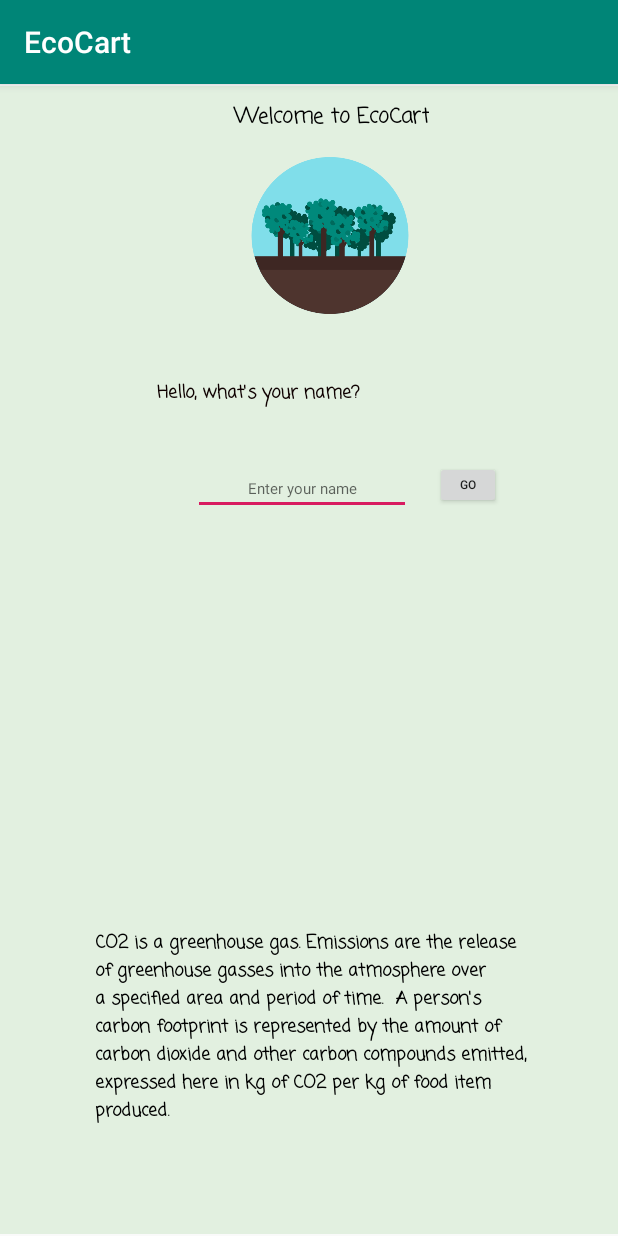
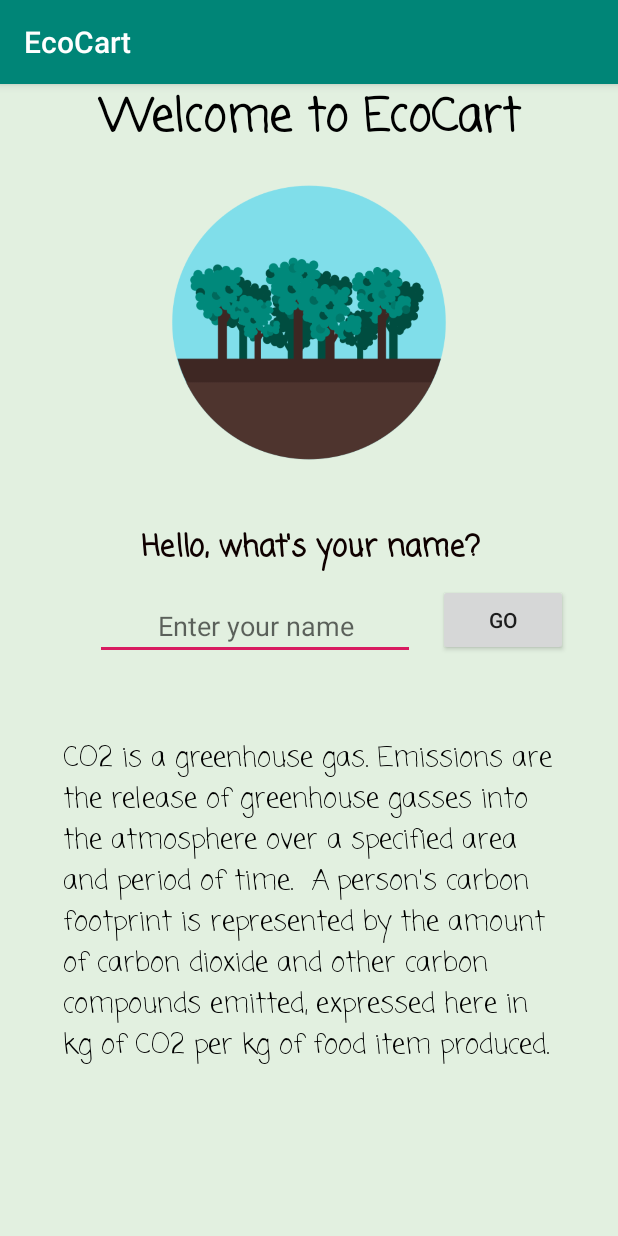
Before and after one commit to MarissaSalcido/EcoCart, an Android app: the screen it shows after launch (StartActivity), on a phone screen of 412 x 824 dp. Run offline under Robolectric (Android 15) with nearby library versions, the phone set to English and light mode, and no system bars.

Commit message:
change start_page.xml

```diff
--- a/app/build.gradle
+++ b/app/build.gradle
@@ -29,7 +29,4 @@ dependencies {
     implementation 'com.google.android.material:material:1.0.0'
     implementation 'androidx.recyclerview:recyclerview:1.0.0'
 
-    implementation 'org.parceler:parceler-api:1.1.12'
-    annotationProcessor 'org.parceler:parceler:1.1.12'
-
 }
--- a/app/src/main/res/layout/start_page.xml
+++ b/app/src/main/res/layout/start_page.xml
@@ -3,48 +3,42 @@
     xmlns:app="http://schemas.android.com/apk/res-auto"
     android:layout_width="match_parent"
     android:layout_height="match_parent"
-    android:layout_marginTop="1sp"
-    android:layout_marginBottom="1sp"
     android:background="#E2F0E0"
     android:orientation="vertical">
 
     <TextView
         android:id="@+id/textView"
-        android:layout_width="wrap_content"
+        android:layout_width="match_parent"
         android:layout_height="wrap_content"
-        android:layout_alignParentEnd="true"
-        android:layout_marginTop="10sp"
-        android:layout_marginEnd="126dp"
         android:fontFamily="casual"
         android:gravity="center"
         android:text="Welcome to EcoCart"
         android:textColor="#000000"
-        android:textSize="14sp"
+        android:textSize="30sp"
         android:textStyle="bold" />
 
     <ImageView
         android:id="@+id/imageView2"
-        android:layout_width="185dp"
-        android:layout_height="119dp"
-        android:layout_alignParentEnd="true"
-        android:layout_marginTop="40sp"
-        android:layout_marginEnd="99dp"
+        android:layout_width="208dp"
+        android:layout_height="210dp"
+        android:layout_below="@+id/textView"
+        android:layout_centerHorizontal="true"
+        android:layout_marginTop="8dp"
         app:srcCompat="@drawable/tree_icon" />
 
     <EditText
         android:id="@+id/nameInput"
-        android:layout_width="145dp"
+        android:layout_width="wrap_content"
         android:layout_height="wrap_content"
         android:layout_below="@+id/textView2"
         android:layout_alignParentEnd="true"
         android:layout_centerInParent="true"
-        android:layout_marginTop="37dp"
-        android:layout_marginEnd="138dp"
+        android:layout_marginTop="14dp"
+        android:layout_marginEnd="135dp"
         android:ems="10"
         android:gravity="center"
         android:hint="Enter your name"
-        android:inputType="textPersonName"
-        android:textSize="10sp" />
+        android:inputType="textPersonName" />
 
     <TextView
         android:id="@+id/textView2"
@@ -53,40 +47,40 @@
         android:layout_below="@+id/imageView2"
         android:layout_alignParentStart="true"
         android:layout_centerHorizontal="true"
-        android:layout_marginStart="27dp"
-        android:layout_marginTop="36dp"
+        android:layout_marginStart="62dp"
+        android:layout_marginTop="30dp"
         android:fontFamily="casual"
         android:gravity="center"
         android:text="Hello, what's your name?"
         android:textColor="#0F0000"
-        android:textSize="12sp"
+        android:textSize="20sp"
         android:textStyle="bold" />
 
     <Button
         android:id="@+id/goButton"
-        android:layout_width="44dp"
-        android:layout_height="32dp"
+        android:layout_width="66dp"
+        android:layout_height="wrap_content"
         android:layout_alignTop="@+id/nameInput"
         android:layout_alignParentEnd="true"
-        android:layout_marginTop="-1dp"
-        android:layout_marginEnd="78dp"
-        android:text="Go"
-        android:textSize="8sp" />
+        android:layout_marginStart="-120dp"
+        android:layout_marginTop="-5dp"
+        android:layout_marginEnd="33dp"
+        android:layout_toEndOf="@+id/nameInput"
+        android:text="Go" />
 
     <TextView
         android:id="@+id/CO2_DEF"
-        android:layout_width="304dp"
-        android:layout_height="146dp"
-        android:layout_alignParentStart="true"
-        android:layout_alignParentEnd="true"
-        android:layout_alignParentBottom="true"
-        android:layout_marginStart="63dp"
-        android:layout_marginEnd="44dp"
-        android:layout_marginBottom="57dp"
+        android:layout_width="330dp"
+        android:layout_height="wrap_content"
+        android:layout_below="@+id/textView2"
+        android:layout_alignStart="@+id/nameInput"
+        android:layout_alignEnd="@+id/goButton"
+        android:layout_marginStart="-21dp"
+        android:layout_marginTop="111dp"
+        android:layout_marginEnd="5dp"
         android:fontFamily="casual"
         android:text="CO2 is a greenhouse gas. Emissions are the release of greenhouse gasses into the atmosphere over a specified area and period of time.  A person's carbon footprint is represented by the amount of carbon dioxide and other carbon compounds emitted, expressed here in kg of CO2 per kg of food item produced."
         android:textColor="@android:color/black"
-        android:textSize="12sp"
-        android:textStyle="bold" />
+        android:textSize="18sp" />
 
 </RelativeLayout>
```
